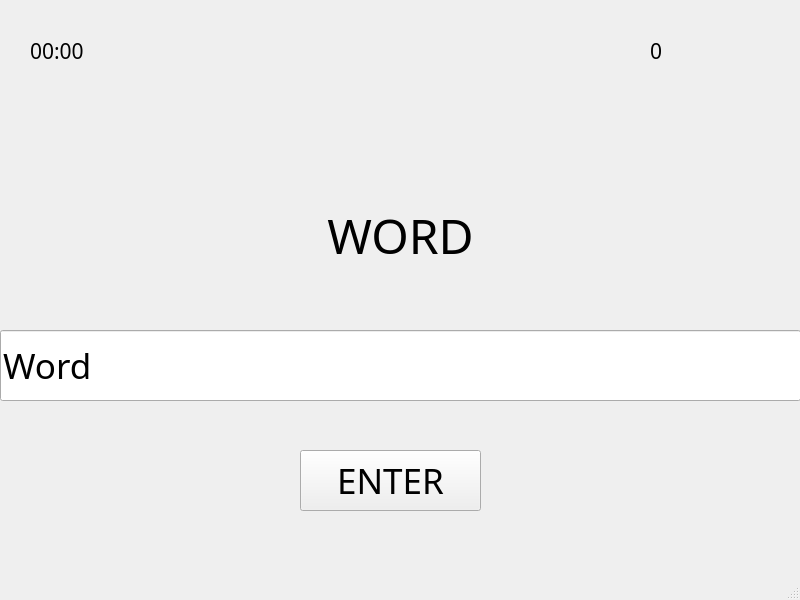
This is Design/goword.ui in Xemonay/Brain-Dev as Qt 5 draws it before an edit. The edited form follows.
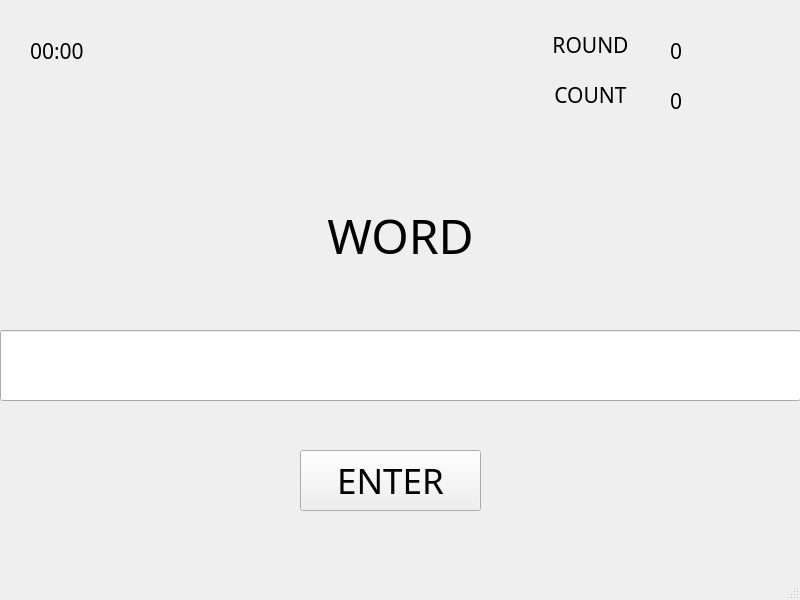
This is the edited form.

```diff
--- a/Design/goword.ui
+++ b/Design/goword.ui
@@ -61,7 +61,7 @@
      </font>
     </property>
     <property name="text">
-     <string>Word</string>
+     <string/>
     </property>
    </widget>
    <widget class="QPushButton" name="enter_bat">
@@ -105,7 +105,7 @@
    <widget class="QLabel" name="count">
     <property name="geometry">
      <rect>
-      <x>650</x>
+      <x>670</x>
       <y>30</y>
       <width>91</width>
       <height>41</height>
@@ -121,6 +121,86 @@
      <string>0</string>
     </property>
    </widget>
+   <widget class="QLabel" name="count_lal_2">
+    <property name="geometry">
+     <rect>
+      <x>670</x>
+      <y>80</y>
+      <width>91</width>
+      <height>41</height>
+     </rect>
+    </property>
+    <property name="font">
+     <font>
+      <family>Microsoft YaHei</family>
+      <pointsize>16</pointsize>
+     </font>
+    </property>
+    <property name="text">
+     <string>0</string>
+    </property>
+   </widget>
+   <widget class="QLabel" name="word_lal_2">
+    <property name="geometry">
+     <rect>
+      <x>550</x>
+      <y>10</y>
+      <width>81</width>
+      <height>71</height>
+     </rect>
+    </property>
+    <property name="font">
+     <font>
+      <family>Microsoft PhagsPa</family>
+      <pointsize>36</pointsize>
+     </font>
+    </property>
+    <property name="text">
+     <string>&lt;html&gt;&lt;head/&gt;&lt;body&gt;&lt;p align=&quot;center&quot;&gt;&lt;span style=&quot; font-size:16pt;&quot;&gt;ROUND&lt;/span&gt;&lt;/p&gt;&lt;/body&gt;&lt;/html&gt;</string>
+    </property>
+   </widget>
+   <widget class="QLabel" name="word_lal_3">
+    <property name="geometry">
+     <rect>
+      <x>550</x>
+      <y>60</y>
+      <width>81</width>
+      <height>71</height>
+     </rect>
+    </property>
+    <property name="font">
+     <font>
+      <family>Microsoft PhagsPa</family>
+      <pointsize>36</pointsize>
+     </font>
+    </property>
+    <property name="text">
+     <string>&lt;html&gt;&lt;head/&gt;&lt;body&gt;&lt;p align=&quot;center&quot;&gt;&lt;span style=&quot; font-size:16pt;&quot;&gt;COUNT&lt;/span&gt;&lt;/p&gt;&lt;/body&gt;&lt;/html&gt;</string>
+    </property>
+   </widget>
+   <widget class="QLabel" name="label_T">
+    <property name="geometry">
+     <rect>
+      <x>0</x>
+      <y>290</y>
+      <width>791</width>
+      <height>31</height>
+     </rect>
+    </property>
+    <property name="font">
+     <font>
+      <family>Microsoft YaHei</family>
+      <pointsize>26</pointsize>
+     </font>
+    </property>
+    <property name="styleSheet">
+     <string notr="true">color: red;
+</string>
+    </property>
+    <property name="text">
+     <string/>
+    </property>
+   </widget>
   </widget>
   <widget class="QMenuBar" name="menubar">
    <property name="geometry">
```
Left out of the diff: 2 changed lines with no effect on the pictures.
